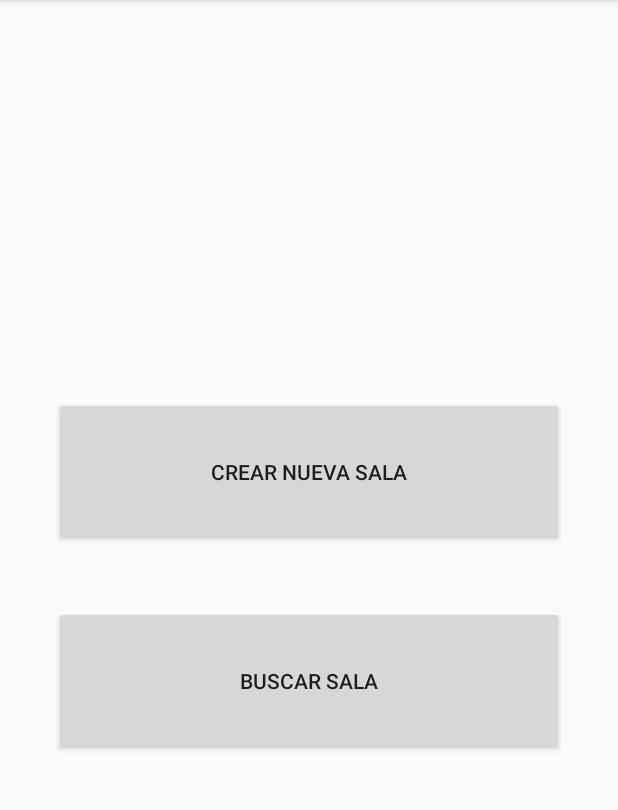
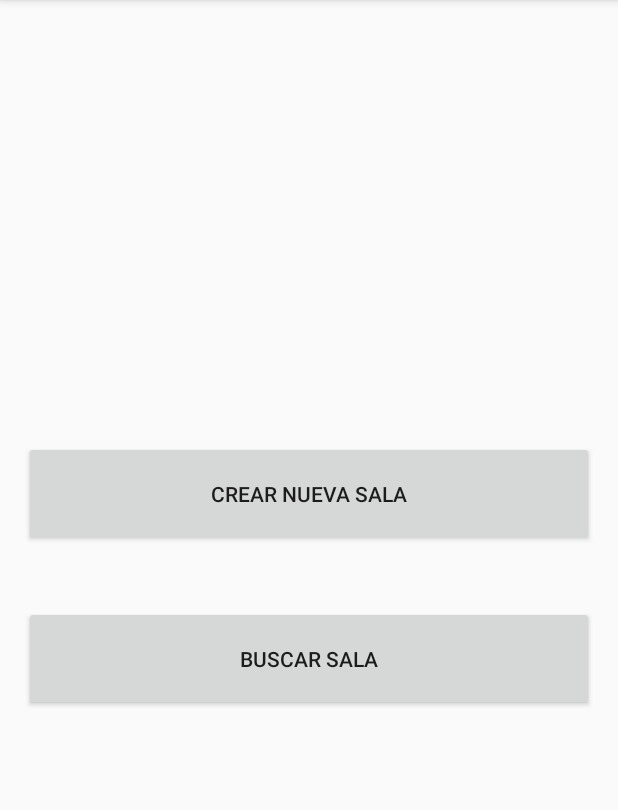
Before and after one commit to GuilledelaCruz/MasterApp, an Android app: the screen it shows after launch (MainActivity), on a phone screen of 412 x 824 dp, the part 84-894 px from its top. Run offline under Robolectric (Android 15) with nearby library versions, the phone set to English and light mode, and no system bars.

```diff
--- a/app/src/main/AndroidManifest.xml
+++ b/app/src/main/AndroidManifest.xml
@@ -26,6 +26,9 @@
         <activity
             android:name=".Sala"
             android:label="@string/textosala" />
+        <activity
+            android:name=".Votacion"
+            android:label="@string/textovotacion"></activity>
     </application>
 
 </manifest>
--- a/app/src/main/java/guilledelacruz/masterapp/CrearSala.java
+++ b/app/src/main/java/guilledelacruz/masterapp/CrearSala.java
@@ -15,6 +15,7 @@ public class CrearSala extends AppCompatActivity {
         super.onCreate(savedInstanceState);
         setContentView(R.layout.activity_crear_sala);
 
+        //get views
         final EditText editnombre = (EditText) findViewById(R.id.editsala);
         final EditText editmaster = (EditText) findViewById(R.id.editmaster);
         final EditText editpass = (EditText) findViewById(R.id.editpass);
@@ -22,14 +23,17 @@ public class CrearSala extends AppCompatActivity {
         final CheckBox checkan = (CheckBox) findViewById(R.id.checkanonimo);
         final Button botoncrear = (Button) findViewById(R.id.botoncrear);
 
+        // click event
         botoncrear.setOnClickListener(new View.OnClickListener() {
             public void onClick(View v) {
+                // get values from views
                 String sala = editnombre.getText().toString();
                 String master = editmaster.getText().toString();
                 String pass = editpass.getText().toString();
                 String cap = editcap.getText().toString();
                 Boolean anon = checkan.isChecked();
 
+                // try if text of capacity is a number, if not, exception launched and exit
                 try {
                     Integer capacidad = Integer.parseInt(cap);
                 }catch (Exception e){
@@ -37,6 +41,7 @@ public class CrearSala extends AppCompatActivity {
                     return;
                 }
 
+                // send values to room and start activity
                 Intent intent = new Intent(CrearSala.this, Sala.class);
                 intent.putExtra("sala", sala);
                 intent.putExtra("master", master);
--- a/app/src/main/java/guilledelacruz/masterapp/MainActivity.java
+++ b/app/src/main/java/guilledelacruz/masterapp/MainActivity.java
@@ -12,9 +12,11 @@ public class MainActivity extends AppCompatActivity {
         super.onCreate(savedInstanceState);
         setContentView(R.layout.activity_main);
 
+        // get views
         final Button crearsala = (Button) findViewById(R.id.botoncrearsala);
         final Button buscarsala = (Button) findViewById(R.id.botonbuscarsala);
 
+        // click event, start CreateRoom activity
         crearsala.setOnClickListener(new View.OnClickListener() {
             public void onClick(View v) {
                 Intent intent = new Intent(MainActivity.this, CrearSala.class);
@@ -22,6 +24,7 @@ public class MainActivity extends AppCompatActivity {
             }
         });
 
+        // click event, start SearchRoom activity
         buscarsala.setOnClickListener(new View.OnClickListener() {
             public void onClick(View v) {
                 Intent intent = new Intent(MainActivity.this, BuscarSala.class);
--- a/app/src/main/res/layout/activity_main.xml
+++ b/app/src/main/res/layout/activity_main.xml
@@ -19,8 +19,8 @@
             android:layout_height="wrap_content"
             android:id="@+id/botoncrearsala"
             android:text="@string/textocrearsala"
-            android:padding="40dp"
-            android:layout_margin="20dp"/>
+            android:padding="25dp"
+            android:layout_marginBottom="20dp"/>
 
         <Button
             android:layout_width="match_parent"
@@ -28,8 +28,8 @@
             android:id="@+id/botonbuscarsala"
             android:layout_below="@id/botoncrearsala"
             android:text="@string/textobuscarsala"
-            android:padding="40dp"
-            android:layout_margin="20dp"/>
+            android:padding="25dp"
+            android:layout_marginTop="20dp"/>
 
     </RelativeLayout>
 
--- a/app/src/main/res/values/strings.xml
+++ b/app/src/main/res/values/strings.xml
@@ -3,6 +3,7 @@
     <string name="textocrearsala">Crear nueva sala</string>
     <string name="textobuscarsala">Buscar sala</string>
     <string name="textosala">Sala</string>
+    <string name="textovotacion">Votación</string>
     <string name="textomaster">Master</string>
     <string name="textojugadores">Jugadores</string>
     <string name="textopassword">Contraseña</string>
```
Also changed, not shown: app/src/main/java/guilledelacruz/masterapp/Sala.java (+9 -2 lines), app/src/main/java/guilledelacruz/masterapp/Votacion.java (added, +13 -0 lines), app/src/main/res/layout/activity_crear_sala.xml (+13 -2 lines), app/src/main/res/layout/activity_sala.xml (+19 -1 lines), app/src/main/res/layout/activity_votacion.xml (added, +12 -0 lines), 1 other file.
